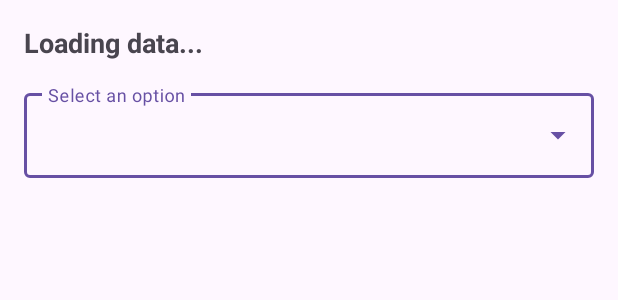
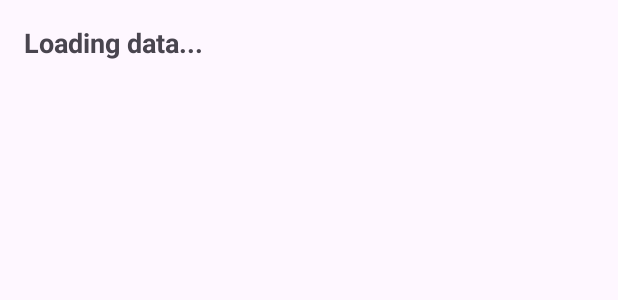
Before and after one commit to espertus/roster-capture, an Android app: the layout fragment_course_select.xml on its own in the app's theme, with its tools: preview values and no code run, on a phone screen of 412 x 824 dp. Shown: the top 300 px of the screen. Run offline under Robolectric (Android 15) with nearby library versions, the phone set to English and light mode, and no system bars.

Commit message:
Improve course selection GUI

```diff
--- a/app/src/main/res/layout/fragment_class_select.xml
+++ b/app/src/main/res/layout/fragment_course_select.xml
@@ -22,16 +22,17 @@
         android:layout_width="0dp"
         android:layout_height="wrap_content"
         android:layout_marginTop="16dp"
-        android:hint="Select an option"
-        app:layout_constraintTop_toBottomOf="@id/textWelcome"
+        android:visibility="gone"
+        app:layout_constraintEnd_toEndOf="parent"
         app:layout_constraintStart_toStartOf="parent"
-        app:layout_constraintEnd_toEndOf="parent">
+        app:layout_constraintTop_toBottomOf="@id/textWelcome">
 
         <AutoCompleteTextView
             android:id="@+id/dropdown_text"
             android:layout_width="match_parent"
             android:layout_height="wrap_content"
-            android:inputType="none" />
+            android:inputType="none"
+            android:visibility="visible" />
 
     </com.google.android.material.textfield.TextInputLayout>
 
--- a/app/src/main/res/navigation/nav_graph.xml
+++ b/app/src/main/res/navigation/nav_graph.xml
@@ -9,7 +9,7 @@
         android:id="@+id/selectCourseFragment"
         android:name="com.ellenspertus.qroster.SelectCourseFragment"
         android:label="fragment_class_select"
-        tools:layout="@layout/fragment_class_select" >
+        tools:layout="@layout/fragment_course_select" >
         <action
             android:id="@+id/action_selectCourseFragment_to_studentsFragment"
             app:destination="@id/studentsFragment" />
```
Also changed, not shown: app/src/main/java/com/ellenspertus/qroster/SelectCourseFragment.kt (+13 -6 lines).
